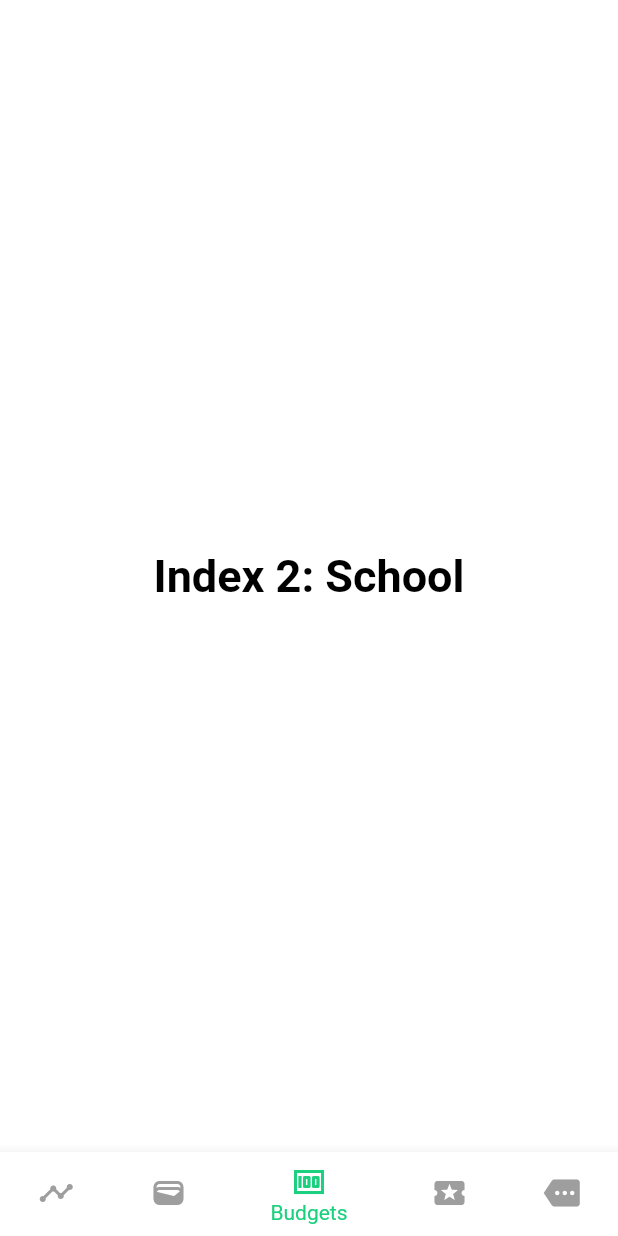
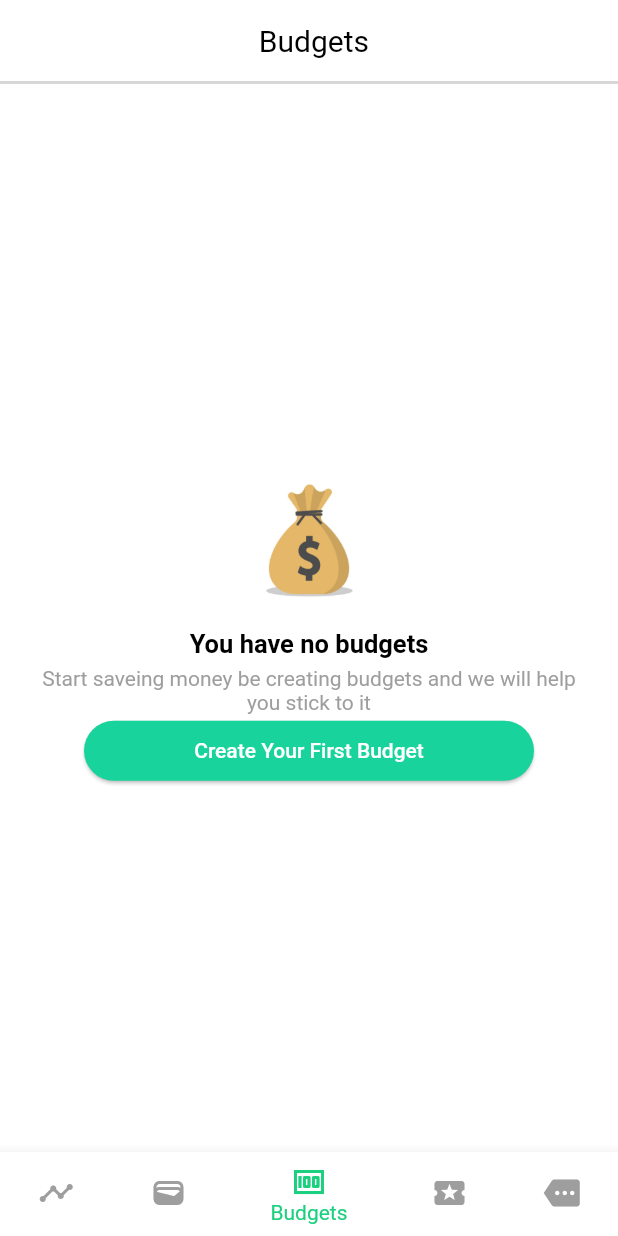
Before and after one commit to lilter96/Spender, a Flutter app: the screen it shows after launch, item 3 of the bottom bar chosen, on a phone screen of 412 x 824 dp. Run offline on Flutter 3.47's test engine with Material 2 defaults, Android fonts, the light colour scheme and no system bars.

Commit message:
Added budget default screen

```diff
--- /dev/null
+++ b/lib/features/budgets_screen/view/budgets_screen.dart
@@ -0,0 +1,24 @@
+import 'package:flutter/material.dart';
+
+import '../widgets/widgets.dart';
+
+class BudgetsScreen extends StatefulWidget {
+  const BudgetsScreen({super.key});
+
+  @override
+  State<BudgetsScreen> createState() => _BudgetsScreenState();
+}
+
+class _BudgetsScreenState extends State<BudgetsScreen> {
+  @override
+  Widget build(BuildContext context) {
+    return Scaffold(
+        appBar: const BudgetsAppBar(),
+        body: Row(
+          mainAxisAlignment: MainAxisAlignment.spaceAround,
+          children: const [
+            BudgetsDefaultScreenWidget(),
+          ],
+        ));
+  }
+}
--- /dev/null
+++ b/lib/features/budgets_screen/view/view.dart
@@ -0,0 +1 @@
+export 'budgets_screen.dart';
--- /dev/null
+++ b/lib/features/budgets_screen/widgets/budgets_app_bar/budgets_app_bar.dart
@@ -0,0 +1,52 @@
+import 'package:flutter/material.dart';
+
+class BudgetsAppBar extends StatefulWidget implements PreferredSizeWidget{
+  const BudgetsAppBar({super.key});
+
+  @override
+  State<BudgetsAppBar> createState() => _BudgetsAppBarState();
+
+  @override
+  final Size preferredSize = const Size.fromHeight(kToolbarHeight);
+}
+
+class _BudgetsAppBarState extends State<BudgetsAppBar> {
+
+  @override
+  Widget build(BuildContext context) {
+    return Container(
+      decoration: const BoxDecoration(
+        border: Border(
+          bottom: BorderSide(
+            color: Color(0xffd7d7d7),
+            width: 2
+          )
+        )
+      ),
+      child: AppBar(
+        toolbarHeight: kToolbarHeight,
+        title: Column(
+            mainAxisAlignment: MainAxisAlignment.center,
+            children: [
+              Row(
+                mainAxisAlignment: MainAxisAlignment.start,
+                children: [
+                  const Spacer(),
+                  Padding(
+                    padding: const EdgeInsets.fromLTRB(0, 0, 150, 0),
+                    child: RichText(
+                      textAlign: TextAlign.center,
+                      text: const TextSpan(
+                        text: "Budgets",
+                        style: TextStyle(fontSize: 20, color: Colors.black)
+                      )
+                    ),
+                  ),
+                ],
+              )
+            ]
+        ),
+      ),
+    );
+  }
+}
--- /dev/null
+++ b/lib/features/budgets_screen/widgets/budgets_default_screen/budgets_default_screen.dart
@@ -0,0 +1,47 @@
+import 'package:flutter/material.dart';
+
+class BudgetsDefaultScreenWidget extends StatefulWidget {
+  const BudgetsDefaultScreenWidget({super.key});
+
+  @override
+  State<BudgetsDefaultScreenWidget> createState() =>
+      _BudgetsDefaultScreenWidgetState();
+}
+
+class _BudgetsDefaultScreenWidgetState
+    extends State<BudgetsDefaultScreenWidget> {
+  @override
+  Widget build(BuildContext context) {
+    return Column(
+      mainAxisAlignment: MainAxisAlignment.center,
+      children: <Widget>[
+        Image.asset('assets/images/money_bag.jpg', height: 120, width: 120),
+      const Center(
+          child: Text(
+        'You have no budgets',
+        style: TextStyle(fontSize: 17, fontWeight: FontWeight.bold),
+        textAlign: TextAlign.center,
+      )),
+      const Padding(
+        padding: EdgeInsets.fromLTRB(0, 5, 0, 0),
+        child: Center(
+          child: Text(
+            'Start saveing money be creating budgets and we will help\nyou stick to it',
+            style: TextStyle(color: Colors.grey),
+            textAlign: TextAlign.center,
+          ),
+        ),
+      ),
+      SizedBox(
+        width: 300,
+        child: ElevatedButton(
+          style: ButtonStyle(
+            backgroundColor: MaterialStateProperty.all<Color>(const Color.fromARGB(255, 24, 211, 155)),
+          ),
+          onPressed: () {},
+          child: const Text('Create Your First Budget', style: TextStyle(color: Colors.white),) ,
+        ),
+      )
+    ]);
+  }
+}
--- /dev/null
+++ b/lib/features/budgets_screen/widgets/widgets.dart
@@ -0,0 +1,2 @@
+export 'budgets_app_bar/budgets_app_bar.dart';
+export 'budgets_default_screen/budgets_default_screen.dart';
--- a/lib/features/wallets_screen/view/wallets_screen.dart
+++ b/lib/features/wallets_screen/view/wallets_screen.dart
@@ -15,7 +15,7 @@ class _WalletsScreenState extends State<WalletsScreen> {
       appBar: const WalletsAppBar(),
       body: Row(
         mainAxisAlignment: MainAxisAlignment.spaceAround,
-        children: [
+        children: const [
           WalletBalanceWidget(),
           WalletCashflowWidget()
         ],
--- a/lib/general/widgets/bottom_navigation_bar/bottom_navigation_bar.dart
+++ b/lib/general/widgets/bottom_navigation_bar/bottom_navigation_bar.dart
@@ -1,4 +1,5 @@
 import 'package:flutter/material.dart';
+import 'package:test_app/features/budgets_screen/view/budgets_screen.dart';
 
 import 'package:test_app/features/wallets_screen/view/view.dart';
 
@@ -20,10 +21,7 @@ class _BottomNavigationBarWidget extends State<BottomNavigationBarWidget> {
       style: optionStyle,
     ),
     WalletsScreen(),
-    Text(
-      'Index 2: School',
-      style: optionStyle,
-    ),
+    BudgetsScreen(),
     Text('4'),
     Text('5')
   ];
--- a/lib/main.dart
+++ b/lib/main.dart
@@ -1,6 +1,4 @@
 import 'package:flutter/material.dart';
-import 'package:english_words/english_words.dart';
-import 'package:provider/provider.dart';
 
 import 'general/widgets/widgets.dart';
 
@@ -23,7 +21,7 @@ class MyApp extends StatelessWidget {
         ),
         textTheme:
             Theme.of(context).textTheme.apply(
-              bodyColor: Colors.black, //<-- SEE HERE
+              bodyColor: Colors.black,
               displayColor: Colors.black,
         ),
       ),
--- a/pubspec.yaml
+++ b/pubspec.yaml
@@ -25,5 +25,6 @@ dev_dependencies:
   flutter_lints: ^2.0.0
 
 flutter:
-
+  assets:
+    - assets/images/
   uses-material-design: true
```
Also changed, not shown: assets/images/money_bag.jpg (added).
